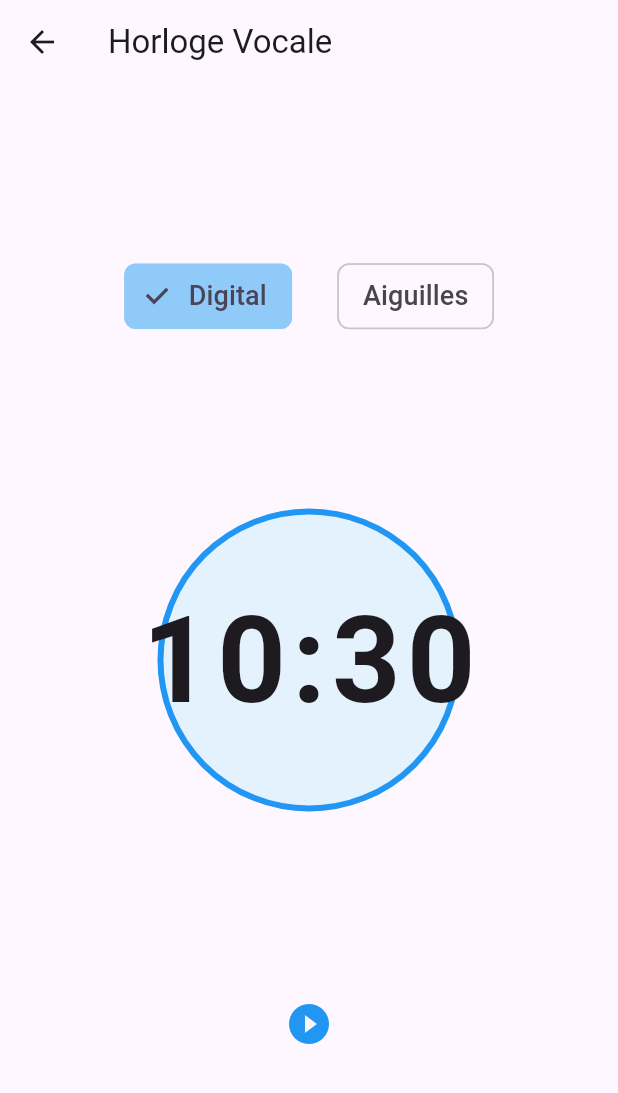
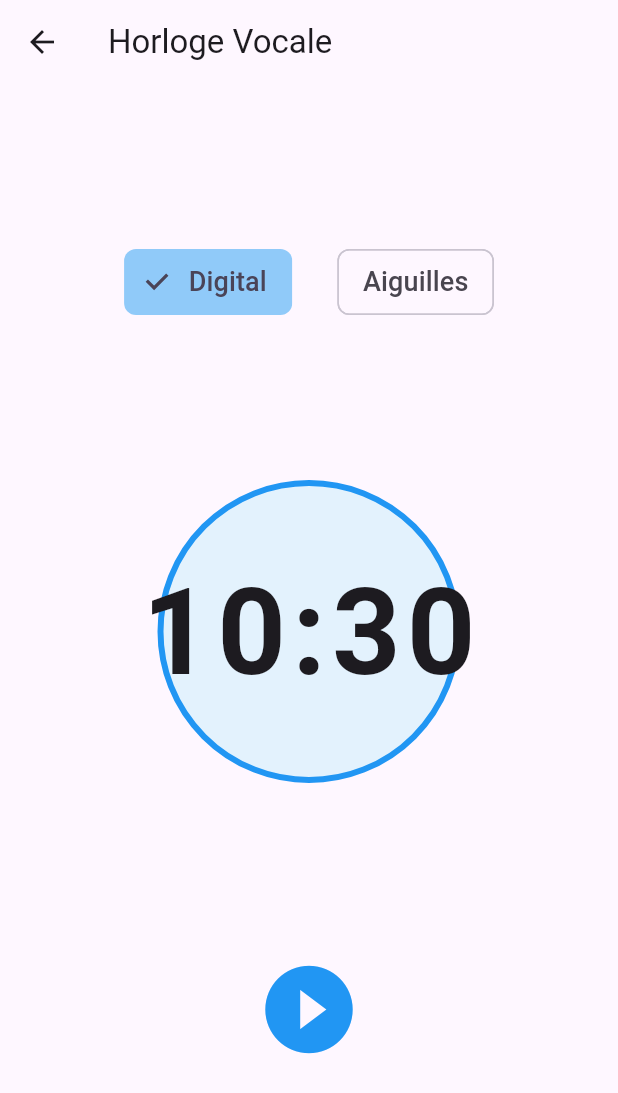
Before and after one commit to CDA6/leodys, a Flutter app: the VoiceClockScreen screen opened by its route, on a phone screen of 412 x 824 dp. Shown: the top 1093 px of the screen. Run offline on Flutter 3.47's test engine with Material 3 defaults, Android fonts, the phone set to English and light mode, and no system bars; our stand-ins replace camera, dartz, flutter_dotenv, flutter_map, flutter_tts, geolocator and 10 more; missing offline and left inert: cunning_document_scanner, google_mlkit_text_recognition, manual_speech_to_text, tflite_flutter; accounts and stored records are empty; network calls fail; statements that could not run were skipped.

Commit message:
fix: size icon

```diff
--- a/lib/common/widget/tts_reader_widget.dart
+++ b/lib/common/widget/tts_reader_widget.dart
@@ -5,10 +5,12 @@
 
 class TtsReaderWidget extends StatefulWidget {
   final String text;
+  final double size;
   final Color? iconColor;
 
   const TtsReaderWidget({
     required this.text,
+    required this.size,
     this.iconColor,
     super.key,
   });
@@ -65,7 +67,7 @@
       child: IconButton(
         icon: Icon(_isSpeaking ? Icons.stop_circle : Icons.play_circle_fill),
         color: widget.iconColor ?? Colors.blue,
-        iconSize: 32,
+        iconSize: widget.size,
         onPressed: _onTap,
         tooltip: actionLabel,
       ),
--- a/lib/features/notification/presentation/widgets/history_detail_dialog.dart
+++ b/lib/features/notification/presentation/widgets/history_detail_dialog.dart
@@ -14,7 +14,7 @@
       title: Row(
         children: [
           Expanded(child: Text(message.subject)),
-          TtsReaderWidget(text: message.body), // Réutilisation du widget common
+          TtsReaderWidget(text: message.body, size: 32),
         ],
       ),
       content: SingleChildScrollView(
--- a/lib/features/voice-clock/presentation/screen/voice_clock_screen.dart
+++ b/lib/features/voice-clock/presentation/screen/voice_clock_screen.dart
@@ -53,8 +53,7 @@
             Semantics(
               label: "Lire l'heure vocalement",
               child:
-
-              TtsReaderWidget(text:"Il est exactement ${DateFormat('HH:mm').format(viewModel.currentTime)}")
+              TtsReaderWidget(text:"Il est exactement ${DateFormat('HH:mm').format(viewModel.currentTime)}",size:70)
             ),
           ],
         ),
```
